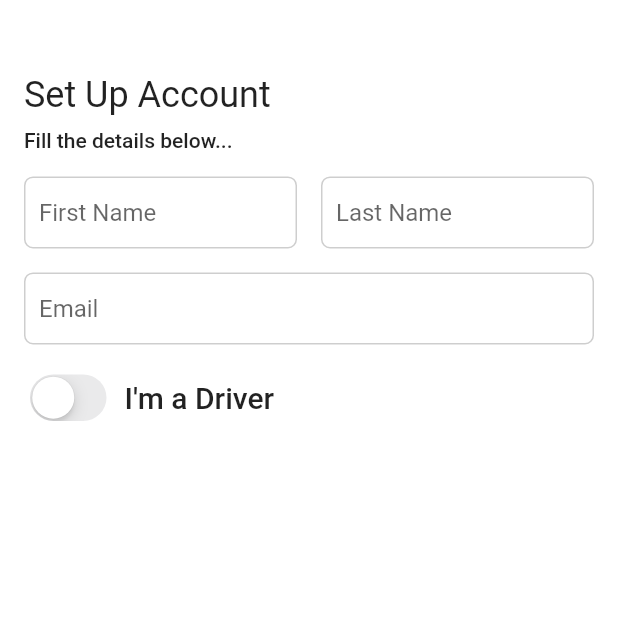
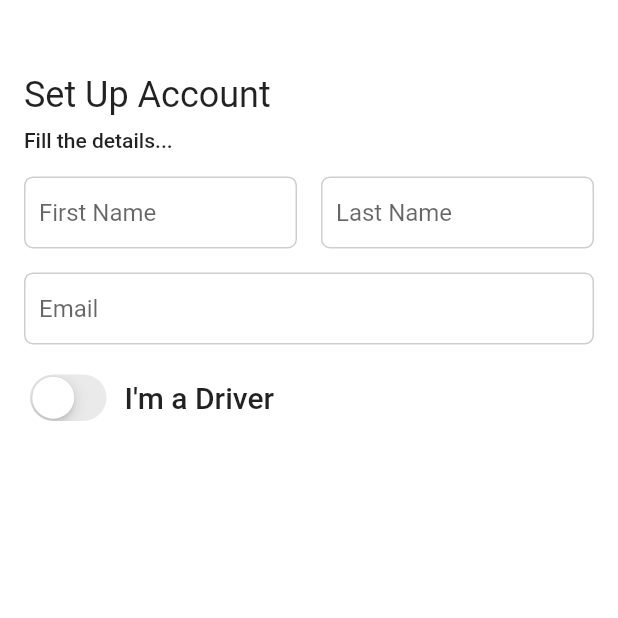
Before and after one commit to usmanIITR/RUber, a Flutter app: the screen it shows after launch, swiped to page 3, on a phone screen of 412 x 824 dp, the top half of it. Run offline on Flutter 3.47's test engine with Material 2 defaults, Android fonts, the phone set to English and light mode, and no system bars; our stand-ins replace cloud_firestore, firebase_auth, firebase_core, geocoding, geolocator, google_maps_flutter and 1 more; missing offline and left inert: flutter_polyline_points; accounts and stored records are empty.

Commit message:
auth left

```diff
--- a/lib/pages/auth/widgets/otp_page.dart
+++ b/lib/pages/auth/widgets/otp_page.dart
@@ -32,7 +32,7 @@ class _OtpPageState extends State<OtpPage> {
                   style: Theme.of(context).textTheme.headline5,
                 ).paddingBottom(AppTheme.elementSpacing),
                 Text(
-                  'A 6 digit code has been sent to',
+                  'A 6 digit code has been sent',
                   style: Theme.of(context).textTheme.bodyText1,
                 ).paddingBottom(8),
                 Text(
--- a/lib/pages/auth/widgets/set_up_account.dart
+++ b/lib/pages/auth/widgets/set_up_account.dart
@@ -24,7 +24,7 @@ class SetUpAccount extends StatelessWidget {
               style: Theme.of(context).textTheme.headline5,
             ).paddingBottom(AppTheme.elementSpacing / 2),
             Text(
-              'Fill the details below...',
+              'Fill the details...',
               style: Theme.of(context).textTheme.bodyText1,
             ).paddingBottom(AppTheme.elementSpacing),
             Row(
```
